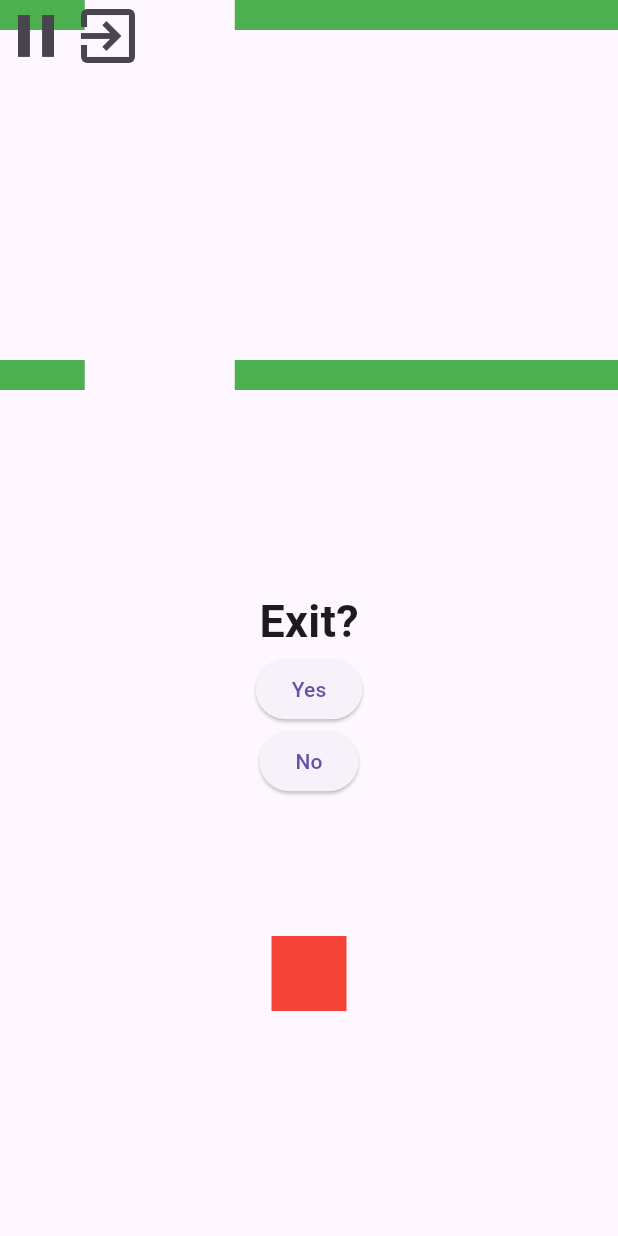
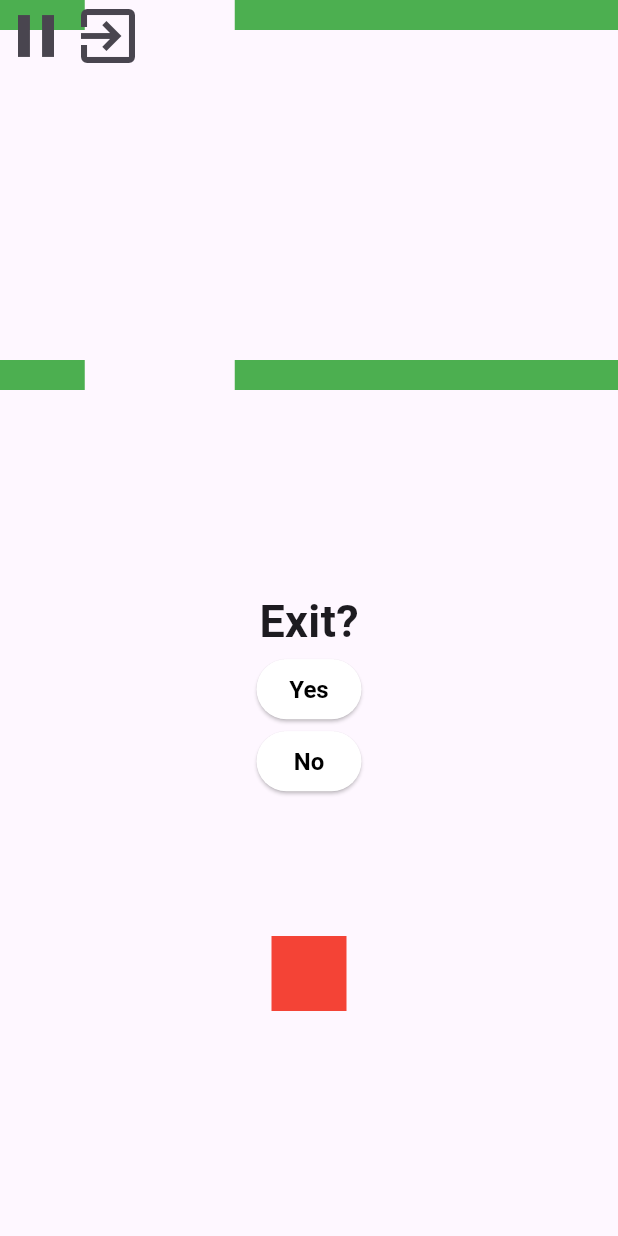
Before and after one commit to mujtabafromthedarkside/Elevated-Game, a Flutter app: the GamePage screen opened directly, after a tap on the "pause" icon, on a phone screen of 412 x 824 dp. Run offline on Flutter 3.47's test engine with Material 3 defaults, Android fonts, the phone set to English and light mode, and no system bars; our stand-ins replace sensors_plus.

Commit message:
speed change + minor UI Changes

```diff
--- a/lib/main.dart
+++ b/lib/main.dart
@@ -60,7 +60,7 @@ class HomePage extends StatelessWidget {
             height: 200,
             child: Center(
               child: Text(
-                "RISE UP",
+                "ELEVATED",
                 style: TextStyle(
                   fontSize: 50,
                   fontWeight: FontWeight.bold,
@@ -159,7 +159,7 @@ class Square {
   double _x = 0.0; //accelerometer x value
   double _xMax = 0.6; //this value results in maxVelocityX
   double velocityX = 0;
-  double maxVelocityX = -0.4;
+  double maxVelocityX = -0.7;
 
   double topLeftX = 0; //square center x coordinate
   double topLeftY = 0; //square center y coordinate
@@ -168,7 +168,7 @@ class Square {
 
   double maxVelocity = -7;
   double velocityY = 0;
-  double gravity = 0.25;
+  double gravity = 0.27;
 
   double rotationAngle = 0.0;
   double rateOfRotation = 0.05;
@@ -504,6 +504,16 @@ class _GamePageState extends State<GamePage> {
 
   @override
   Widget build(BuildContext context) {
+    ButtonStyle exitButtonStyle = ElevatedButton.styleFrom(
+      backgroundColor: Colors.white,
+      foregroundColor: Colors.black,
+      padding: EdgeInsets.all(5),
+      textStyle: TextStyle(
+        fontSize: 16,
+        fontWeight: FontWeight.bold,
+      ),
+    );
+
     // var navbarHeight = MediaQuery.of(context).viewInsets.bottom;
     // print("Building again");
     if (square.gameStart) {
@@ -694,14 +704,16 @@ class _GamePageState extends State<GamePage> {
                         ),
                       ),
                       ElevatedButton(
+                        style: exitButtonStyle,
                         onPressed: () {
                           Navigator.of(context).pop();
                         },
-                        child: const Text('Yes'),
+                        child: Container(width: 60, child:  Center(child: Text('Yes'))),
                       ),
                       ElevatedButton(
+                        style: exitButtonStyle,
                         onPressed: changeExit,
-                        child: const Text('No'),
+                        child: Container(width: 60, child: Center(child: Text('No'))),
                       )
                     ],
                   ),
```
